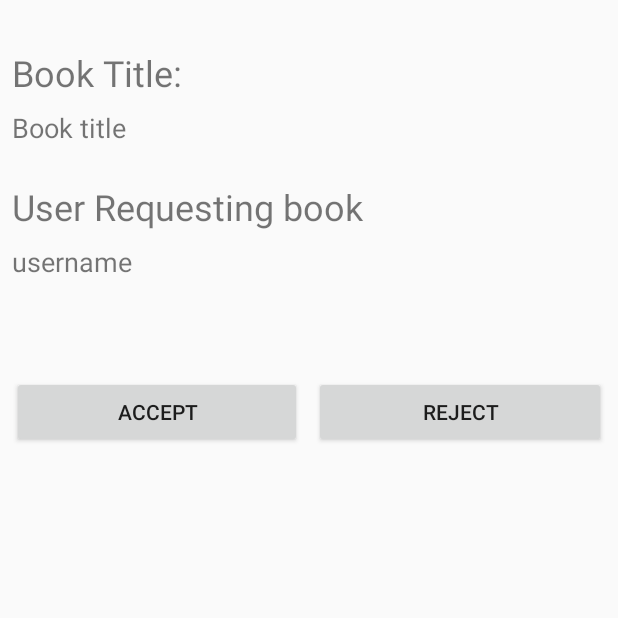
After one commit to cmput301w19t06/TheUndesirableJackals, an Android app: the AcceptRejectLendActivity screen opened directly, with no data from a screen before it, on a phone screen of 412 x 824 dp, the top half of it. The commit adds this screen. Run offline under Robolectric (Android 15) with nearby library versions, the phone set to English and light mode, and no system bars.

Commit message:
Lent List improvements. Still need implementation on building the list. Added intermediate page of accepting/rejecting offers.

```diff
--- a/app/src/main/AndroidManifest.xml
+++ b/app/src/main/AndroidManifest.xml
@@ -2,7 +2,6 @@
 <manifest xmlns:android="http://schemas.android.com/apk/res/android"
     xmlns:tools="http://schemas.android.com/tools"
     package="com.cmput301.w19t06.theundesirablejackals.activities">
-
     <!-- To auto-complete the email text field in the login form with the user's emails -->
     <uses-permission android:name="android.permission.GET_ACCOUNTS" />
     <uses-permission android:name="android.permission.READ_PROFILE" />
@@ -20,13 +19,11 @@
     <uses-permission-sdk-23 android:name="android.permission.LOCATION" />
 
     <uses-permission android:name="android.permission.WRITE_EXTERNAL_STORAGE" />
-
     <!--
          The ACCESS_COARSE/FINE_LOCATION permissions are not required to use
          Google Maps Android API v2, but you must specify either coarse or fine
          location permissions for the 'MyLocation' functionality.
     -->
-
     <uses-permission android:name="android.permission.ACCESS_FINE_LOCATION" />
     <uses-permission android:name="android.permission.ACCESS_COARSE_LOCATION" />
 
@@ -38,6 +35,7 @@
         android:supportsRtl="true"
         android:theme="@style/AppTheme"
         tools:ignore="GoogleAppIndexingWarning">
+        <activity android:name=".AcceptRejectLendActivity"></activity>
         <activity android:name=".StartActivity">
             <intent-filter>
                 <action android:name="android.intent.action.MAIN" />
@@ -72,7 +70,6 @@
                 android:name="android.support.FILE_PROVIDER_PATHS"
                 android:resource="@xml/file_paths" />
         </provider>
-
         <!--
              The API key for Google Maps-based APIs is defined as a string resource.
              (See the file "res/values/google_maps_api.xml").
@@ -88,7 +85,7 @@
         <activity
             android:name=".MapsActivity"
             android:label="@string/title_activity_maps" />
-        <activity android:name="com.cmput301.w19t06.theundesirablejackals.Activities.BookSearch"></activity>
+        <activity android:name="com.cmput301.w19t06.theundesirablejackals.Activities.BookSearch" />
     </application>
 
 </manifest>
--- /dev/null
+++ b/app/src/main/java/com/cmput301/w19t06/theundesirablejackals/Activities/AcceptRejectLendActivity.java
@@ -0,0 +1,13 @@
+package com.cmput301.w19t06.theundesirablejackals.activities;
+
+import android.support.v7.app.AppCompatActivity;
+import android.os.Bundle;
+
+public class AcceptRejectLendActivity extends AppCompatActivity {
+
+    @Override
+    protected void onCreate(Bundle savedInstanceState) {
+        super.onCreate(savedInstanceState);
+        setContentView(R.layout.activity_accept_reject_lend);
+    }
+}
--- a/app/src/main/java/com/cmput301/w19t06/theundesirablejackals/Activities/LentListActivity.java
+++ b/app/src/main/java/com/cmput301/w19t06/theundesirablejackals/Activities/LentListActivity.java
@@ -2,6 +2,9 @@ package com.cmput301.w19t06.theundesirablejackals.activities;
 
 import android.os.Bundle;
 import android.support.v7.app.AppCompatActivity;
+import android.widget.ArrayAdapter;
+import android.widget.ListAdapter;
+import android.widget.ListView;
 
 /**
  * List view of all current lent requests. Allow the user to view more about them
@@ -12,5 +15,12 @@ public class LentListActivity extends AppCompatActivity {
     protected void onCreate(Bundle savedInstanceState) {
         super.onCreate(savedInstanceState);
         setContentView(R.layout.lend_requets);
+        String[] lendOptions = {};
+        //TODO
+        //Pull values that are lend requests and add to lendOptions
+
+        ListAdapter adapter = new ArrayAdapter<String>(this, android.R.layout.simple_list_item_1, lendOptions);
+        ListView listview = (ListView) findViewById(R.id.lendRequest_list);
+        listview.setAdapter(adapter);
     }
 }
--- /dev/null
+++ b/app/src/main/res/layout/activity_accept_reject_lend.xml
@@ -0,0 +1,84 @@
+<?xml version="1.0" encoding="utf-8"?>
+<android.support.constraint.ConstraintLayout xmlns:android="http://schemas.android.com/apk/res/android"
+    xmlns:app="http://schemas.android.com/apk/res-auto"
+    xmlns:tools="http://schemas.android.com/tools"
+    android:layout_width="match_parent"
+    android:layout_height="match_parent"
+    tools:context=".activities.AcceptRejectLendActivity">
+
+    <TextView
+        android:id="@+id/textView21"
+        android:layout_width="0dp"
+        android:layout_height="wrap_content"
+        android:layout_marginStart="8dp"
+        android:layout_marginTop="32dp"
+        android:layout_marginEnd="8dp"
+        android:text="Book Title:"
+        android:textSize="24sp"
+        app:layout_constraintEnd_toEndOf="parent"
+        app:layout_constraintHorizontal_bias="0.0"
+        app:layout_constraintStart_toStartOf="parent"
+        app:layout_constraintTop_toTopOf="parent" />
+
+    <TextView
+        android:id="@+id/titleLendRequest_id"
+        android:layout_width="0dp"
+        android:layout_height="wrap_content"
+        android:layout_marginStart="8dp"
+        android:layout_marginTop="8dp"
+        android:layout_marginEnd="8dp"
+        android:text="Book title"
+        android:textSize="18sp"
+        app:layout_constraintEnd_toEndOf="parent"
+        app:layout_constraintStart_toStartOf="parent"
+        app:layout_constraintTop_toBottomOf="@+id/textView21" />
+
+    <TextView
+        android:id="@+id/textView25"
+        android:layout_width="0dp"
+        android:layout_height="wrap_content"
+        android:layout_marginStart="8dp"
+        android:layout_marginTop="24dp"
+        android:layout_marginEnd="8dp"
+        android:text="User Requesting book"
+        android:textSize="24sp"
+        app:layout_constraintEnd_toEndOf="parent"
+        app:layout_constraintStart_toStartOf="parent"
+        app:layout_constraintTop_toBottomOf="@+id/titleLendRequest_id" />
+
+    <TextView
+        android:id="@+id/UserLendRequest_Id"
+        android:layout_width="0dp"
+        android:layout_height="wrap_content"
+        android:layout_marginStart="8dp"
+        android:layout_marginTop="8dp"
+        android:layout_marginEnd="8dp"
+        android:text="username"
+        android:textSize="18sp"
+        app:layout_constraintEnd_toEndOf="parent"
+        app:layout_constraintStart_toStartOf="parent"
+        app:layout_constraintTop_toBottomOf="@+id/textView25" />
+
+    <Button
+        android:id="@+id/button3"
+        android:layout_width="193dp"
+        android:layout_height="wrap_content"
+        android:layout_marginStart="8dp"
+        android:layout_marginTop="64dp"
+        android:text="Accept"
+        app:layout_constraintStart_toStartOf="parent"
+        app:layout_constraintTop_toBottomOf="@+id/UserLendRequest_Id" />
+
+    <Button
+        android:id="@+id/button4"
+        android:layout_width="0dp"
+        android:layout_height="wrap_content"
+        android:layout_marginStart="8dp"
+        android:layout_marginTop="64dp"
+        android:layout_marginEnd="8dp"
+        android:text="Reject"
+        app:layout_constraintEnd_toEndOf="parent"
+        app:layout_constraintHorizontal_bias="0.0"
+        app:layout_constraintStart_toEndOf="@+id/button3"
+        app:layout_constraintTop_toBottomOf="@+id/UserLendRequest_Id" />
+</android.support.constraint.ConstraintLayout>
```
